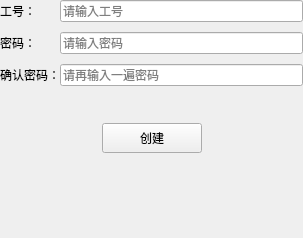
Qt form 王景岳/project/EmployeeSystem/sign.ui (Faran-sward/EmployeeSystem) before a commit.
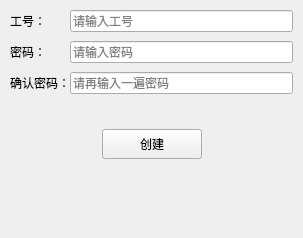
The same form after that commit.

```diff
--- a/王景岳/project/EmployeeSystem/sign.ui
+++ b/王景岳/project/EmployeeSystem/sign.ui
@@ -15,18 +15,21 @@
   </property>
   <layout class="QGridLayout" name="gridLayout">
    <property name="leftMargin">
-    <number>0</number>
+    <number>10</number>
    </property>
    <property name="topMargin">
-    <number>0</number>
+    <number>10</number>
    </property>
    <property name="rightMargin">
-    <number>0</number>
+    <number>10</number>
    </property>
    <property name="bottomMargin">
-    <number>0</number>
+    <number>10</number>
    </property>
-   <property name="spacing">
+   <property name="horizontalSpacing">
+    <number>10</number>
+   </property>
+   <property name="verticalSpacing">
     <number>0</number>
    </property>
    <item row="0" column="0" colspan="3">
@@ -82,7 +85,7 @@
         <enum>Qt::Vertical</enum>
        </property>
        <property name="sizeType">
-        <enum>QSizePolicy::Fixed</enum>
+        <enum>QSizePolicy::Expanding</enum>
        </property>
        <property name="sizeHint" stdset="0">
         <size>
@@ -137,7 +140,7 @@
         <enum>Qt::Vertical</enum>
        </property>
        <property name="sizeType">
-        <enum>QSizePolicy::Fixed</enum>
+        <enum>QSizePolicy::Expanding</enum>
        </property>
        <property name="sizeHint" stdset="0">
         <size>
@@ -194,7 +197,7 @@
       <enum>Qt::Vertical</enum>
      </property>
      <property name="sizeType">
-      <enum>QSizePolicy::Fixed</enum>
+      <enum>QSizePolicy::Expanding</enum>
      </property>
      <property name="sizeHint" stdset="0">
       <size>
@@ -217,7 +220,7 @@
       <enum>Qt::Vertical</enum>
      </property>
      <property name="sizeType">
-      <enum>QSizePolicy::Fixed</enum>
+      <enum>QSizePolicy::Minimum</enum>
      </property>
      <property name="sizeHint" stdset="0">
       <size>
```
